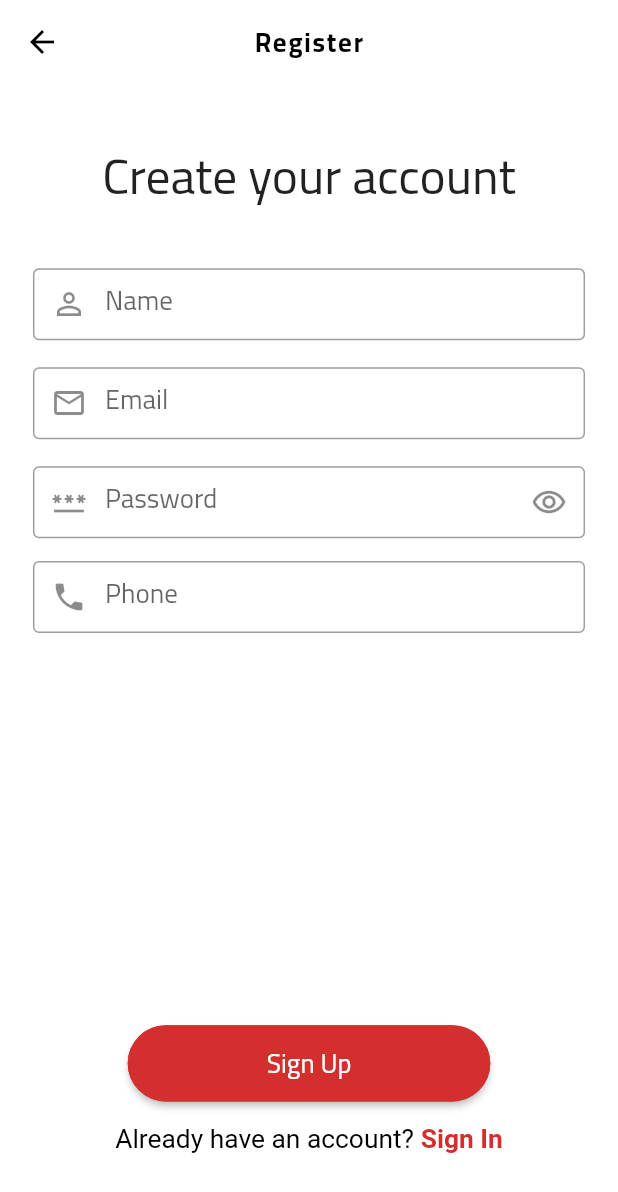
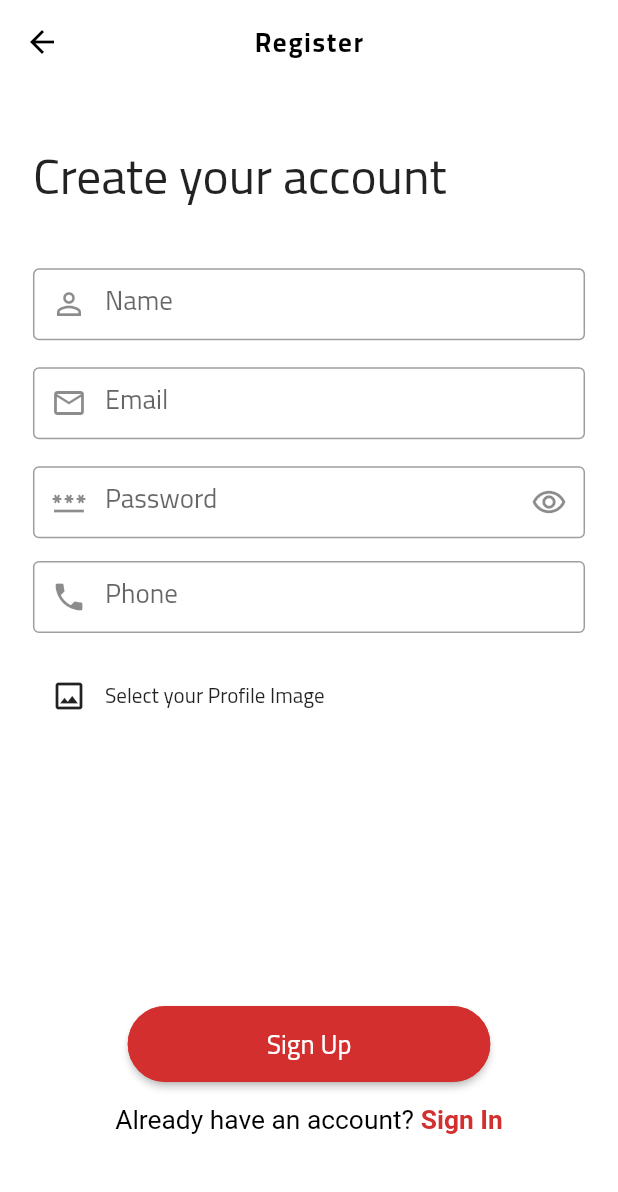
Before and after one commit to momen-19/ecom_app, a Flutter app: the RegisterScreen screen opened by its route, on a phone screen of 412 x 824 dp. Shown: the top 1192 px of the screen. Run offline on Flutter 3.47's test engine with Material 2 defaults, Android fonts, the phone set to English and light mode, and no system bars; our stand-ins replace dio, flutter_riverpod, flutter_screenutil, flutter_svg, freezed_annotation, image_picker and 1 more; missing offline and left inert: dart:html; generated files the repository leaves out were written again.

Commit message:
first commit

```diff
--- a/lib/features/auth/models/user_model.dart
+++ b/lib/features/auth/models/user_model.dart
@@ -8,7 +8,7 @@ part 'user_model.g.dart';
 @freezed
 class UserModel with _$UserModel {
   const factory UserModel({
-    required int id,
+    int? id,
     required String email,
     required String name,
     required String password,
--- a/lib/features/auth/user_remote_data_source.dart
+++ b/lib/features/auth/user_remote_data_source.dart
@@ -13,7 +13,7 @@ abstract class UserRemoteDataSource {
 
 
   @POST('/users')
-  Future<void> addUser(@Body() UserModel userModel);
+  Future<void> register(@Body() UserModel userModel);
 
 }
 
--- a/lib/features/auth/widgets/form_widget.dart
+++ b/lib/features/auth/widgets/form_widget.dart
@@ -1,5 +1,9 @@
+import 'dart:io';
+
 import 'package:flutter/material.dart';
+import 'package:flutter_riverpod/flutter_riverpod.dart';
 import 'package:flutter_screenutil/flutter_screenutil.dart';
+import 'package:image_picker/image_picker.dart';
 import 'package:posts_app/features/auth/user_controller.dart';
 import 'package:posts_app/features/auth/widgets/rich_text_widget.dart';
 import 'package:posts_app/features/auth/widgets/text_form_field_widget.dart';
@@ -7,8 +11,7 @@ import 'package:posts_app/theme/colors.dart';
 import 'package:posts_app/widgets/button_app_widget.dart';
 import 'package:posts_app/widgets/api_helper.dart';
 
-class FormWidget extends StatelessWidget  with ApiHelper{
-
+class FormWidget extends ConsumerWidget with ApiHelper {
   String title;
   void Function() onPressed;
 
@@ -19,10 +22,17 @@ class FormWidget extends StatelessWidget  with ApiHelper{
   }) : super(key: key);
 
   @override
-  Widget build(BuildContext context) {
-    bool obscureText = false;
+  Widget build(BuildContext context, WidgetRef ref) {
+    bool obscureText = ref.read(obText.state).state;
+    final imagePicker = ImagePicker();
+    uploadImage() async {
+      final XFile? image = await imagePicker.pickImage(source: ImageSource.gallery);
+    }
+
     return Form(
       child: Column(
+        mainAxisAlignment: MainAxisAlignment.start,
+        crossAxisAlignment: CrossAxisAlignment.start,
         children: [
           SizedBox(
             height: 30.h,
@@ -59,19 +69,20 @@ class FormWidget extends StatelessWidget  with ApiHelper{
             child: TextField(
               controller: passwordController,
               keyboardType: TextInputType.text,
-              obscureText: true,
               decoration: InputDecoration(
                 prefixIcon: const Icon(Icons.password_outlined),
-                suffixIcon: GestureDetector(
-                  onTap: (){
-                    obscureText =! obscureText;
+                suffixIcon: IconButton(
+                  onPressed: () {
+                    ref.read(obText.state).state != true;
                   },
-                  child: const Icon(Icons.remove_red_eye_outlined),
+                  icon: const Icon(Icons.remove_red_eye_outlined),
                 ),
-                label: const Text('Password',
+                label: const Text(
+                  'Password',
                   style: TextStyle(
                     fontSize: 18,
-                    ),),
+                  ),
+                ),
                 contentPadding: EdgeInsets.only(left: 10.w),
                 border: const OutlineInputBorder(
                   borderSide: BorderSide(
@@ -81,9 +92,11 @@ class FormWidget extends StatelessWidget  with ApiHelper{
                 focusedBorder: const OutlineInputBorder(
                   borderSide: BorderSide(
                     color: Colors.black,
-                    ),),
+                  ),
+                ),
                 hintText: 'Password',
               ),
+              obscureText: obscureText,
             ),
           ),
           TextFormFieldWidget(
@@ -95,16 +108,27 @@ class FormWidget extends StatelessWidget  with ApiHelper{
             height: 50.h,
             label: 'Phone',
           ),
+          Row(
+            children: [
+              IconButton(
+                onPressed: () {
+                  uploadImage();
+                },
+                icon: const Icon(
+                  Icons.image_outlined,
+                ),
+              ),
+              const Text('Select your Profile Image'),
+            ],
+          ),
           SizedBox(
-            height: 240.h,
+            height: 180.h,
           ),
-          ButtonAppWidget(
+          Center(
+            child: ButtonAppWidget(
               colorButton: ColorManger.defaultColor,
               onPressed: () {
-              if (checkEmptyField()) {
-                Text(123.toString());
-              }
-              showSnackBar(context, error: false, message: 'Please enter correct data');
+                ref.watch(register);
               },
               width: 220.w,
               height: 50.h,
@@ -112,12 +136,15 @@ class FormWidget extends StatelessWidget  with ApiHelper{
               text: 'Sign Up',
               borderColor: ColorManger.defaultColor,
             ),
+          ),
           SizedBox(
             height: 15.h,
           ),
-          RichTextWidget(
+          Center(
+            child: RichTextWidget(
               textA: 'Already have an account?',
               textB: 'Sign In',
+            ),
           ),
         ],
       ),
--- a/pubspec.yaml
+++ b/pubspec.yaml
@@ -39,6 +39,7 @@ dependencies:
   pretty_dio_logger: ^1.1.1
   flutter_svg: ^1.1.4
   flutter_screenutil: ^5.5.3+2
+  image_picker: ^0.8.5+3
 
   # The following adds the Cupertino Icons font to your application.
   # Use with the CupertinoIcons class for iOS style icons.
```
Also changed, not shown: lib/features/auth/user_controller.dart (+15 -0 lines), lib/features/auth/widgets/upload_image_profile.dart (added, +32 -0 lines), pubspec.lock. Lines whose indentation alone changed are shown as unchanged.
